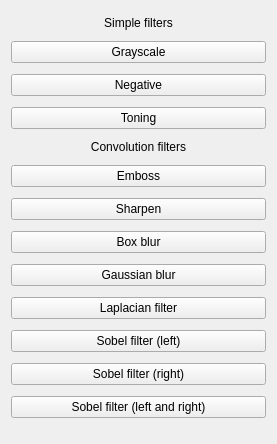
The window that src/forms/filterswindow.ui (SerfeyZhirnov/PhotoLab) describes before a commit, drawn with Qt 5.
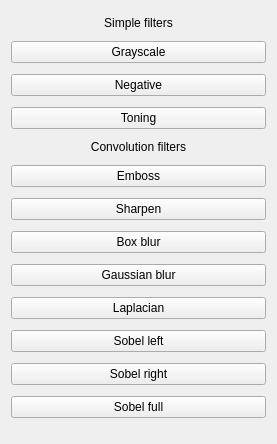
The same window after the commit.

Commit message: Add sobel filters

Diff of the .ui file:
```diff
--- a/src/forms/filterswindow.ui
+++ b/src/forms/filterswindow.ui
@@ -119,7 +119,7 @@
    <item>
     <widget class="QPushButton" name="btn_laplacian_filter">
      <property name="text">
-      <string>Laplacian filter</string>
+      <string>Laplacian</string>
      </property>
      <attribute name="buttonGroup">
       <string notr="true">btn_group</string>
@@ -129,7 +129,7 @@
    <item>
     <widget class="QPushButton" name="btn_sobel_filter_left">
      <property name="text">
-      <string>Sobel filter (left)</string>
+      <string>Sobel left</string>
      </property>
      <attribute name="buttonGroup">
       <string notr="true">btn_group</string>
@@ -139,7 +139,7 @@
    <item>
     <widget class="QPushButton" name="btn_sobel_filter_right">
      <property name="text">
-      <string>Sobel filter (right)</string>
+      <string>Sobel right</string>
      </property>
      <attribute name="buttonGroup">
       <string notr="true">btn_group</string>
@@ -149,7 +149,7 @@
    <item>
     <widget class="QPushButton" name="btn_sobel_filter_full">
      <property name="text">
-      <string>Sobel filter (left and right)</string>
+      <string>Sobel full</string>
      </property>
      <attribute name="buttonGroup">
       <string notr="true">btn_group</string>
```
The commit also changes 3 other files.
